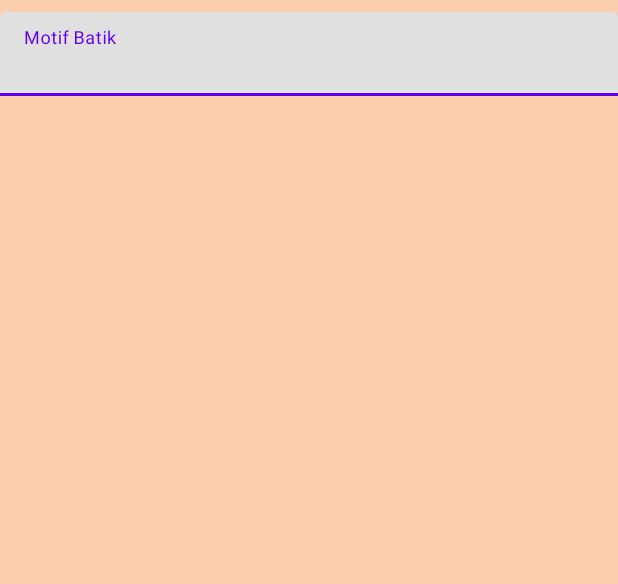
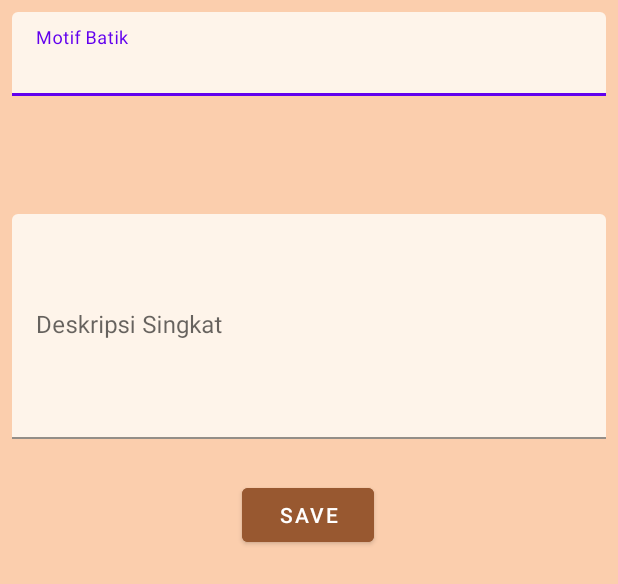
Before and after one commit to octaviadyah3/Batik-Lanjutan-Android, an Android app: the layout activity_add.xml on its own in the app's theme, with its tools: preview values and no code run, on a phone screen of 412 x 824 dp. Shown: the top 584 px of the screen. Run offline under Robolectric (Android 15) with nearby library versions, the phone set to English and light mode, and no system bars.

Commit message:
menambahkan textinputlayout dan button save pada activity_add

```diff
--- a/app/src/main/res/layout/activity_add.xml
+++ b/app/src/main/res/layout/activity_add.xml
@@ -1,6 +1,7 @@
 <?xml version="1.0" encoding="utf-8"?>
 <androidx.constraintlayout.widget.ConstraintLayout xmlns:android="http://schemas.android.com/apk/res/android"
     xmlns:app="http://schemas.android.com/apk/res-auto"
+    xmlns:tools="http://schemas.android.com/tools"
     android:layout_width="match_parent"
     android:layout_height="match_parent"
     android:background="#fbcead">
@@ -9,13 +10,52 @@
         android:id="@+id/motif_batik"
         android:layout_width="match_parent"
         android:layout_height="wrap_content"
+        android:layout_marginStart="8dp"
         android:layout_marginTop="8dp"
+        android:layout_marginEnd="8dp"
+        app:layout_constraintEnd_toEndOf="parent"
         app:layout_constraintStart_toStartOf="parent"
         app:layout_constraintTop_toTopOf="parent">
 
         <com.google.android.material.textfield.TextInputEditText
             android:layout_width="match_parent"
             android:layout_height="match_parent"
+            android:backgroundTint="#fef4ea"
             android:hint="Motif Batik" />
+
     </com.google.android.material.textfield.TextInputLayout>
+
+    <com.google.android.material.textfield.TextInputLayout
+        android:id="@+id/desc_singkat"
+        android:layout_width="0dp"
+        android:layout_height="wrap_content"
+        android:layout_marginStart="8dp"
+        android:layout_marginTop="32dp"
+        android:layout_marginEnd="8dp"
+        android:layout_marginBottom="485dp"
+        app:layout_constraintBottom_toBottomOf="parent"
+        app:layout_constraintEnd_toEndOf="parent"
+        app:layout_constraintStart_toStartOf="parent"
+        app:layout_constraintTop_toBottomOf="@+id/motif_batik">
+
+        <com.google.android.material.textfield.TextInputEditText
+            android:layout_width="match_parent"
+            android:layout_height="150dp"
+            android:backgroundTint="#fef4ea"
+            android:hint="Deskripsi Singkat" />
+    </com.google.android.material.textfield.TextInputLayout>
+
+    <Button
+        android:id="@+id/btn_save"
+        android:layout_width="wrap_content"
+        android:layout_height="wrap_content"
+        android:layout_marginTop="16dp"
+        android:backgroundTint="#985830"
+        android:text="SAVE"
+        app:layout_constraintBottom_toBottomOf="parent"
+        app:layout_constraintEnd_toEndOf="parent"
+        app:layout_constraintHorizontal_bias="0.498"
+        app:layout_constraintStart_toStartOf="parent"
+        app:layout_constraintTop_toBottomOf="@+id/desc_singkat"
+        app:layout_constraintVertical_bias="0.023" />
 </androidx.constraintlayout.widget.ConstraintLayout>
```
